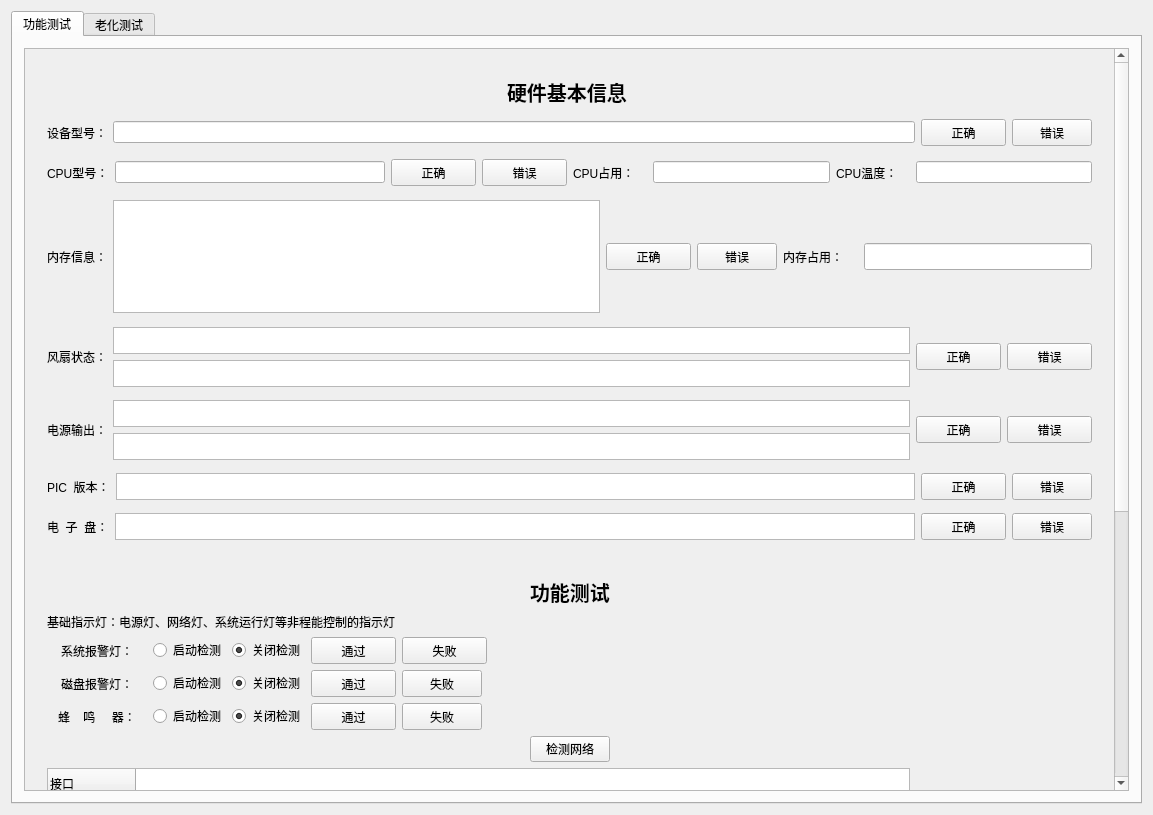
Above: jw-test-tool-v2/widget.ui from github188/test before the change. Below: the same form after it.
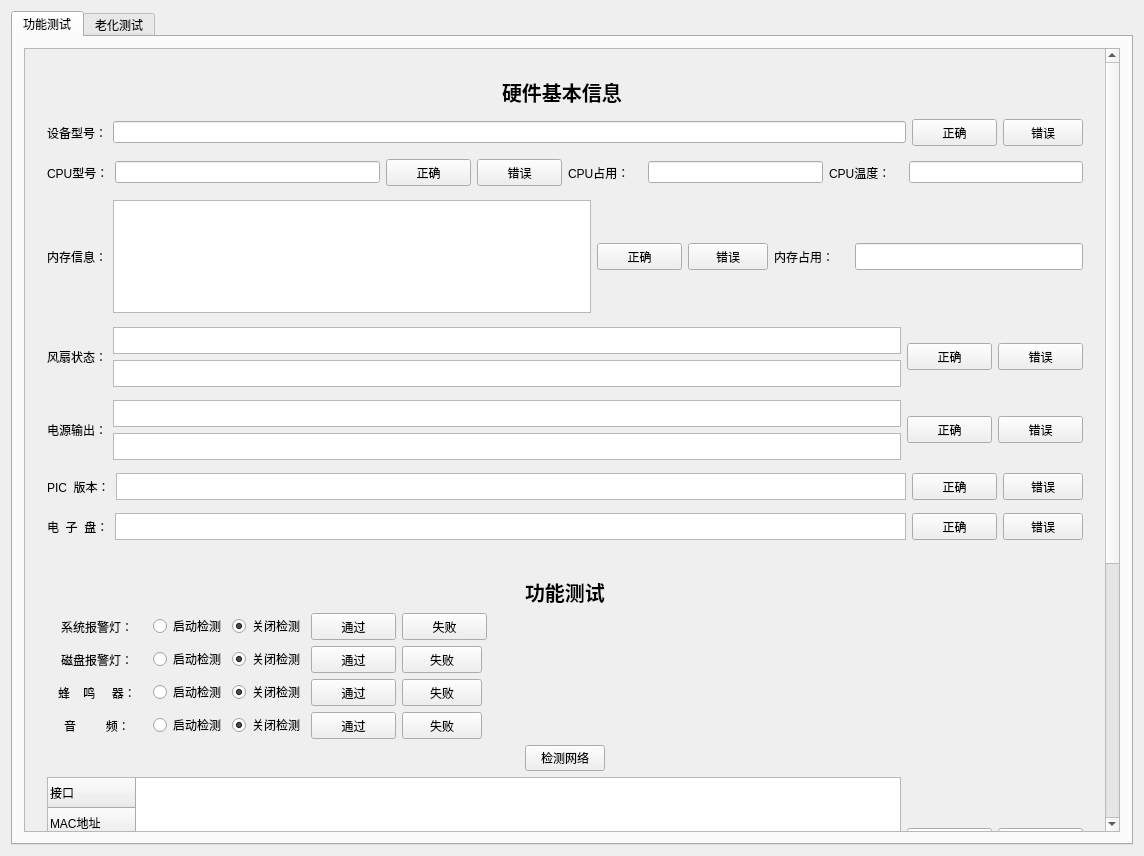
That is the form after the change.

```diff
--- a/jw-test-tool-v2/widget.ui
+++ b/jw-test-tool-v2/widget.ui
@@ -6,8 +6,8 @@
    <rect>
     <x>0</x>
     <y>0</y>
-    <width>1153</width>
-    <height>815</height>
+    <width>1144</width>
+    <height>856</height>
    </rect>
   </property>
   <property name="minimumSize">
@@ -42,8 +42,8 @@
           <property name="geometry">
            <rect>
             <x>0</x>
-            <y>0</y>
-            <width>1098</width>
+            <y>-393</y>
+            <width>1089</width>
             <height>1174</height>
            </rect>
           </property>
@@ -784,13 +784,6 @@
                 </item>
                </layout>
               </item>
-              <item>
-               <widget class="QLabel" name="label_18">
-                <property name="text">
-                 <string>基础指示灯：电源灯、网络灯、系统运行灯等非程能控制的指示灯</string>
-                </property>
-               </widget>
-              </item>
               <item>
                <layout class="QHBoxLayout" name="horizontalLayout_36">
                 <item>
@@ -1094,6 +1087,96 @@
                 </item>
                </layout>
               </item>
+              <item>
+               <layout class="QHBoxLayout" name="horizontalLayout_69">
+                <item>
+                 <layout class="QHBoxLayout" name="horizontalLayout_70">
+                  <item>
+                   <widget class="QLabel" name="label_31">
+                    <property name="minimumSize">
+                     <size>
+                      <width>100</width>
+                      <height>0</height>
+                     </size>
+                    </property>
+                    <property name="text">
+                     <string>音         频：</string>
+                    </property>
+                    <property name="alignment">
+                     <set>Qt::AlignCenter</set>
+                    </property>
+                   </widget>
+                  </item>
+                  <item>
+                   <widget class="QRadioButton" name="radioButton_9">
+                    <property name="text">
+                     <string>启动检测</string>
+                    </property>
+                   </widget>
+                  </item>
+                  <item>
+                   <widget class="QRadioButton" name="radioButton_10">
+                    <property name="text">
+                     <string>关闭检测</string>
+                    </property>
+                    <property name="checked">
+                     <bool>true</bool>
+                    </property>
+                   </widget>
+                  </item>
+                  <item>
+                   <layout class="QHBoxLayout" name="horizontalLayout_71">
+                    <item>
+                     <widget class="QPushButton" name="pushButton_39">
+                      <property name="minimumSize">
+                       <size>
+                        <width>85</width>
+                        <height>27</height>
+                       </size>
+                      </property>
+                      <property name="maximumSize">
+                       <size>
+                        <width>85</width>
+                        <height>27</height>
+                       </size>
+                      </property>
+                      <property name="text">
+                       <string>通过</string>
+                      </property>
+                     </widget>
+                    </item>
+                    <item>
+                     <widget class="QPushButton" name="pushButton_40">
+                      <property name="maximumSize">
+                       <size>
+                        <width>85</width>
+                        <height>27</height>
+                       </size>
+                      </property>
+                      <property name="text">
+                       <string>失败</string>
+                      </property>
+                     </widget>
+                    </item>
+                   </layout>
+                  </item>
+                 </layout>
+                </item>
+                <item>
+                 <spacer name="horizontalSpacer_13">
+                  <property name="orientation">
+                   <enum>Qt::Horizontal</enum>
+                  </property>
+                  <property name="sizeHint" stdset="0">
+                   <size>
+                    <width>40</width>
+                    <height>20</height>
+                   </size>
+                  </property>
+                 </spacer>
+                </item>
+               </layout>
+              </item>
               <item>
                <layout class="QHBoxLayout" name="horizontalLayout_24">
                 <item>
```
Left out of the diff: 7 changed lines with no effect on the pictures.
